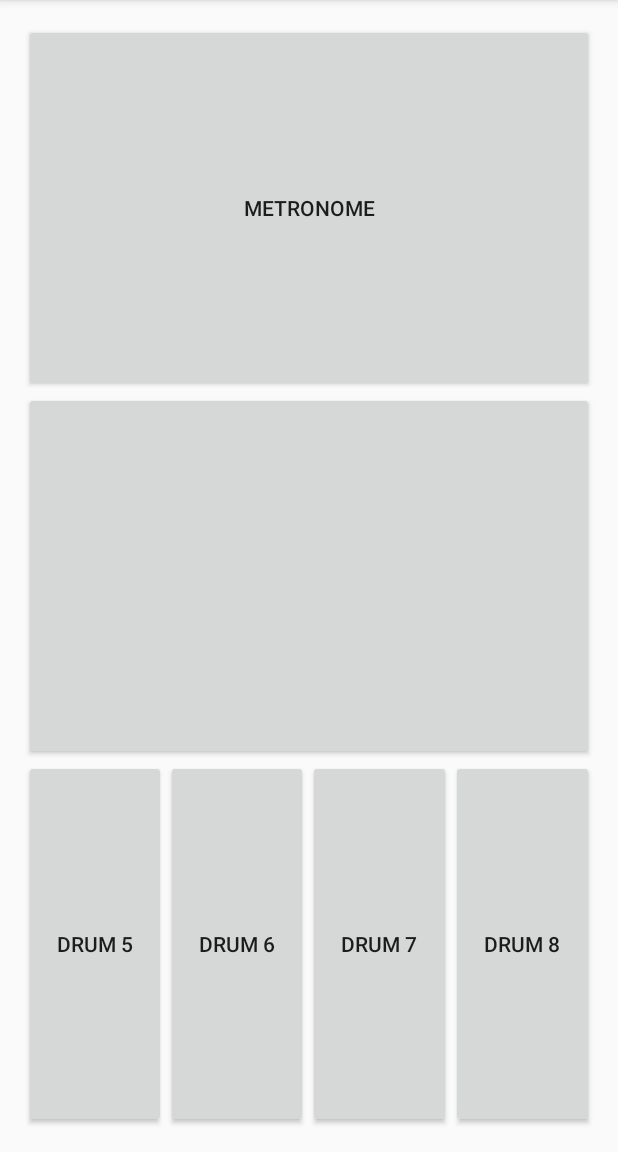
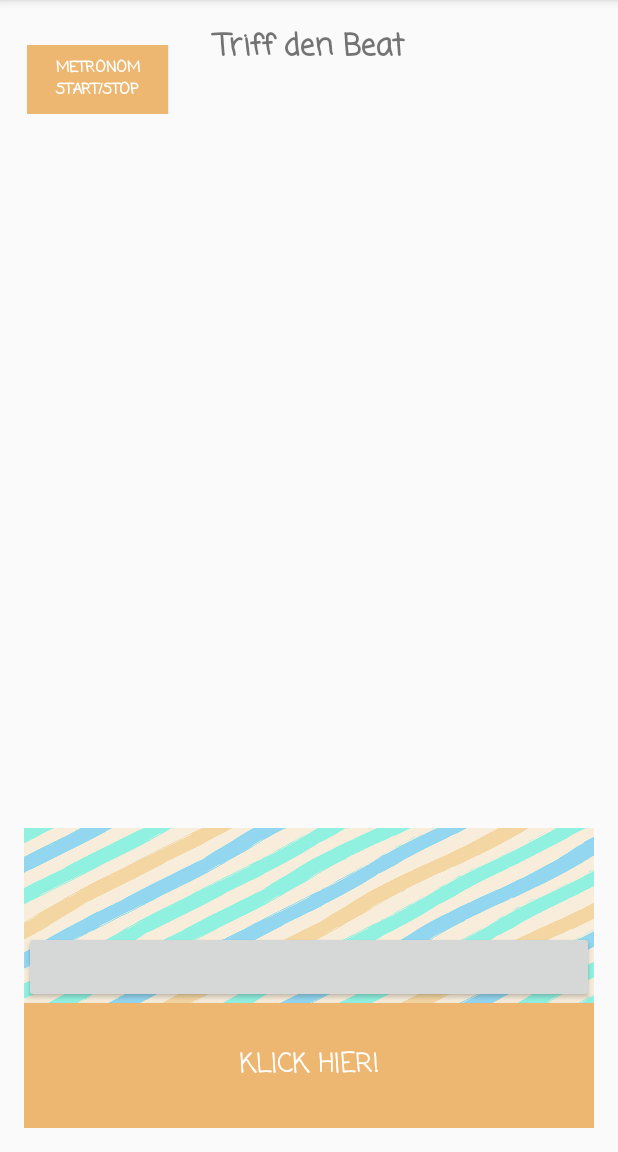
Before and after one commit to VirtualPaws/LearnToBeat, an Android app: the screen it shows after launch (MainActivity), on a phone screen of 412 x 824 dp, the part 84-1236 px from its top. Run offline under Robolectric (Android 15) with nearby library versions, the phone set to English and light mode, and no system bars; 3 statements that could not run were skipped.

Commit message:
disabled clicksound, layout verändert  (dummy)

```diff
--- a/app/src/main/java/com/example/mephysta/learntobeat/MainActivity.java
+++ b/app/src/main/java/com/example/mephysta/learntobeat/MainActivity.java
@@ -25,8 +25,8 @@
     double start;
 
     public static boolean isPlaying = false;
-    public static final int BPM = 100;
-    public static final double TOLERANCE = 0.1;
+    public static final int BPM = 60;
+    public static final double TOLERANCE = 0.25;
     public static final int COLOR_SUCCESS = 0xFF00FF00;
     public static final int COLOR_FAIL = 0xFFFF0000;
     public static final int DIVISOR_SECONDS = 1000;
@@ -43,15 +43,8 @@
         super.onCreate(savedInstanceState);
         setContentView(R.layout.activity_main);
 
-        final MediaPlayer mp1 = MediaPlayer.create(this, R.raw.acoustic_snare);
-        final MediaPlayer mp2 = MediaPlayer.create(this, R.raw.acoustic_snare);
-        final MediaPlayer mp3 = MediaPlayer.create(this, R.raw.acoustic_snare);
-        final MediaPlayer mp4 = MediaPlayer.create(this, R.raw.acoustic_snare);
+
         final MediaPlayer mp5 = MediaPlayer.create(this, R.raw.acoustic_snare);
-        final MediaPlayer mp6 = MediaPlayer.create(this, R.raw.acoustic_snare);
-        final MediaPlayer mp7 = MediaPlayer.create(this, R.raw.acoustic_snare);
-        final MediaPlayer mp8 = MediaPlayer.create(this, R.raw.acoustic_snare);
-
 /*
         // METRONOME
         metronome = new Metronome();
@@ -67,8 +60,6 @@
             beat2time.put(i,(60/(double)BPM)*i);
             Log.d(i + ". beat", " " + beat2time.get(i));
         }
-
-
 
         metronome = new Metronome(BPM, 1000, 18.35, 16.35);
         metronomeThread = new Thread(metronome);
@@ -106,15 +97,6 @@
                             resultBtn.setBackgroundColor(COLOR_FAIL);
                         }
                         break;
-                    case R.id.drum6:
-                        mp6.start();
-                        break;
-                    case R.id.drum7:
-                        mp7.start();
-                        break;
-                    case R.id.drum8:
-                        mp8.start();
-                        break;
                     default:
                         Log.d("", "Unknown button: " + v.getId());
                 }
@@ -123,16 +105,9 @@
 
         Button btn1 = (Button) findViewById(R.id.drum1);
         Button btn5 = (Button) findViewById(R.id.drum5);
-        Button btn6 = (Button) findViewById(R.id.drum6);
-        Button btn7 = (Button) findViewById(R.id.drum7);
-        Button btn8 = (Button) findViewById(R.id.drum8);
 
         btn1.setOnClickListener(listener);
         btn5.setOnClickListener(listener);
-        btn6.setOnClickListener(listener);
-        btn7.setOnClickListener(listener);
-        btn8.setOnClickListener(listener);
-
 
         // ATTENTION: This was auto-generated to implement the App Indexing API.
         // See https://g.co/AppIndexing/AndroidStudio for more information.
--- a/app/src/main/res/layout/activity_main.xml
+++ b/app/src/main/res/layout/activity_main.xml
@@ -1,5 +1,5 @@
 <?xml version="1.0" encoding="utf-8"?>
-<LinearLayout xmlns:android="http://schemas.android.com/apk/res/android"
+<RelativeLayout xmlns:android="http://schemas.android.com/apk/res/android"
     xmlns:tools="http://schemas.android.com/tools"
     android:layout_width="match_parent"
     android:layout_height="match_parent"
@@ -8,50 +8,84 @@
     android:paddingRight="@dimen/activity_horizontal_margin"
     android:paddingTop="@dimen/activity_vertical_margin"
     android:orientation="vertical"
+
     tools:context="com.example.mephysta.learntobeat.MainActivity">
+
+    <TextView
+        android:id="@+id/titel"
+        android:text="@string/titel"
+        android:layout_width="match_parent"
+        android:layout_height="40dp"
+        android:textAlignment="center"
+        android:textSize="20sp"
+        android:textStyle="bold"
+        android:fontFamily="casual"
+        />
+
+    <LinearLayout
+        android:id="@+id/linearLayout"
+        android:layout_width="fill_parent"
+        android:layout_height="50dp"
+        android:orientation="horizontal"
+        android:padding="2dp"
+        android:weightSum = "2"
+        android:layout_weight="0.01"
+        android:layout_marginTop="12dp"
+        android:layout_alignParentTop="true"
+        android:layout_alignParentLeft="true"
+        android:layout_alignParentStart="true">
+
+        <Button
+            android:id="@+id/drum1"
+            android:text="Metronom  Start/Stop"
+            android:layout_width="0dip"
+            android:layout_height="match_parent"
+            android:layout_weight="0.5"
+
+            android:textSize="10dp"
+            android:fontFamily="casual"
+            android:textStyle="bold"
+            android:textColor="@color/white"
+            android:background="@color/btnBackground"
+            android:soundEffectsEnabled="false"/>
+            />
+    </LinearLayout>
+
+    <Button
+        android:id="@+id/drum5"
+        android:text="Klick hier!"
+        android:layout_width="match_parent"
+        android:layout_height="83dp"
+        android:layout_gravity="bottom"
+        android:layout_alignParentBottom="true"
+        android:layout_alignParentLeft="true"
+        android:layout_alignParentStart="true"
+
+        android:textSize="17sp"
+        android:fontFamily="casual"
+        android:textStyle="bold"
+        android:textColor="@color/white"
+        android:background="@color/btnBackground"
+        android:soundEffectsEnabled="false"/>
 
     <Button
         android:layout_width="match_parent"
-        android:layout_height="0dp"
-        android:layout_weight="0.33"
-        android:text="Metronome"
-        android:id="@+id/drum1"/>
+        android:layout_height="wrap_content"
+        android:id="@+id/result"
+        android:layout_above="@+id/drum5"
+        android:layout_alignParentLeft="true"
+        android:layout_alignParentStart="true"
+        />
 
-    <Button
+    <ImageView
         android:layout_width="match_parent"
-        android:layout_height="0dp"
-        android:layout_weight="0.33"
-        android:id="@+id/result"/>
+        android:layout_height="200dp"
+        android:id="@+id/imageView"
+        android:layout_gravity="bottom"
+        android:background="@drawable/bg_stripes_02"
+        android:layout_marginBottom="0dp"
+        android:layout_alignParentBottom="true"
+        android:layout_alignParentLeft="true"
+        android:layout_alignParentStart="true" />
 
-    <LinearLayout
-        android:layout_width="match_parent"
-        android:layout_height="0dp"
-        android:layout_weight="0.33"
-        android:orientation="horizontal">
-
-        <Button
-            android:layout_width="0dp"
-            android:layout_height="match_parent"
-            android:layout_weight="0.25"
-            android:text="drum 5"
-            android:id="@+id/drum5"/>
-        <Button
-            android:layout_width="0dp"
-            android:layout_height="match_parent"
-            android:layout_weight="0.25"
-            android:text="drum 6"
-            android:id="@+id/drum6"/>
-        <Button
-            android:layout_width="0dp"
-            android:layout_height="match_parent"
-            android:layout_weight="0.25"
-            android:text="drum 7"
-            android:id="@+id/drum7"/>
-        <Button
-            android:layout_width="0dp"
-            android:layout_height="match_parent"
-            android:layout_weight="0.25"
-            android:text="drum 8"
-            android:id="@+id/drum8"/>
-    </LinearLayout>
-</LinearLayout>
+</RelativeLayout>
--- a/app/src/main/res/values/colors.xml
+++ b/app/src/main/res/values/colors.xml
@@ -3,4 +3,7 @@
     <color name="colorPrimary">#3F51B5</color>
     <color name="colorPrimaryDark">#303F9F</color>
     <color name="colorAccent">#FF4081</color>
+    <color name="white">#FFFFFF</color>
+    <color name="black">#000000</color>
+    <color name="btnBackground">#edb771</color>
 </resources>
--- a/app/src/main/res/values/strings.xml
+++ b/app/src/main/res/values/strings.xml
@@ -1,3 +1,5 @@
 <resources>
     <string name="app_name">LearnToBeat</string>
+    <string name="titel">Triff den Beat</string>
+    <string name="metronom">Metronom</string>
 </resources>
--- a/app/src/main/res/values/styles.xml
+++ b/app/src/main/res/values/styles.xml
@@ -6,6 +6,7 @@
         <item name="colorPrimary">@color/colorPrimary</item>
         <item name="colorPrimaryDark">@color/colorPrimaryDark</item>
         <item name="colorAccent">@color/colorAccent</item>
+
     </style>
 
 </resources>
```
Also changed, not shown: app/src/main/res/drawable/bg_stripes_02.jpg (added).
